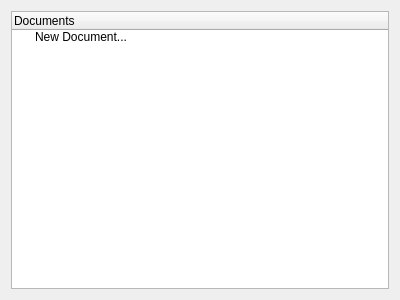
This is views/UI/ProjectView.ui in fbarden/ProjectManager as Qt 5 draws it before an edit. The edited form follows.
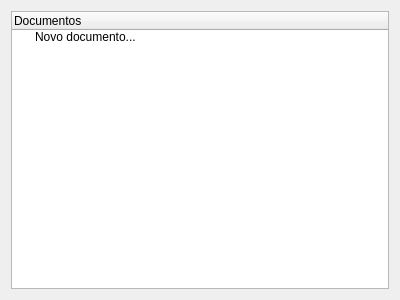
This is the edited form.

Commit message: Really big update from weekend. Add 'new project', 'new document' and start a 'new clause'. Also implement Clause's 'Import File', Document's 'upToProject' and 'showLinks'.

Patch:
```diff
--- a/views/UI/ProjectView.ui
+++ b/views/UI/ProjectView.ui
@@ -18,12 +18,12 @@
     <widget class="QTreeWidget" name="documentsListWidget">
      <column>
       <property name="text">
-       <string>Documents</string>
+       <string>Documentos</string>
       </property>
      </column>
      <item>
       <property name="text">
-       <string>New Document...</string>
+       <string>Novo documento...</string>
       </property>
      </item>
     </widget>
```
The commit also changes 41 other files.
